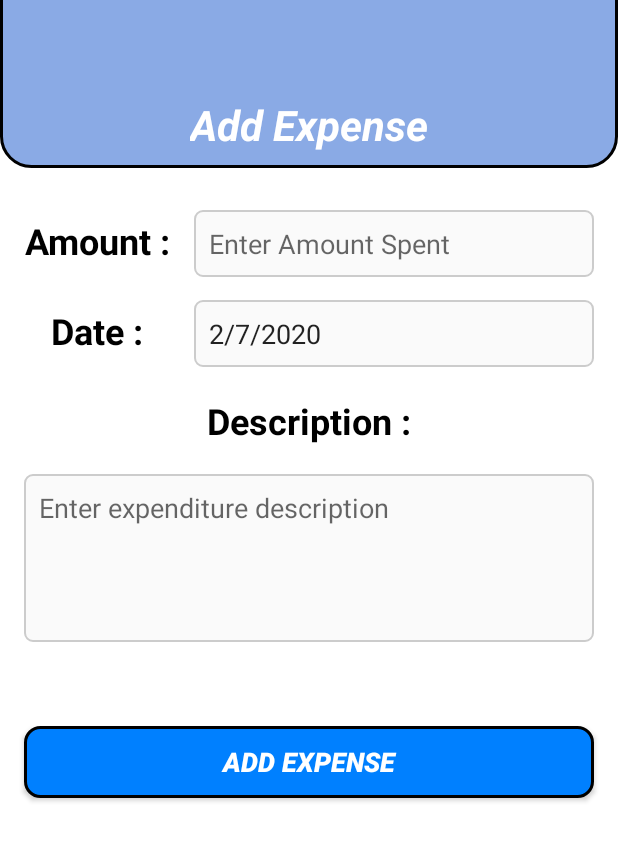
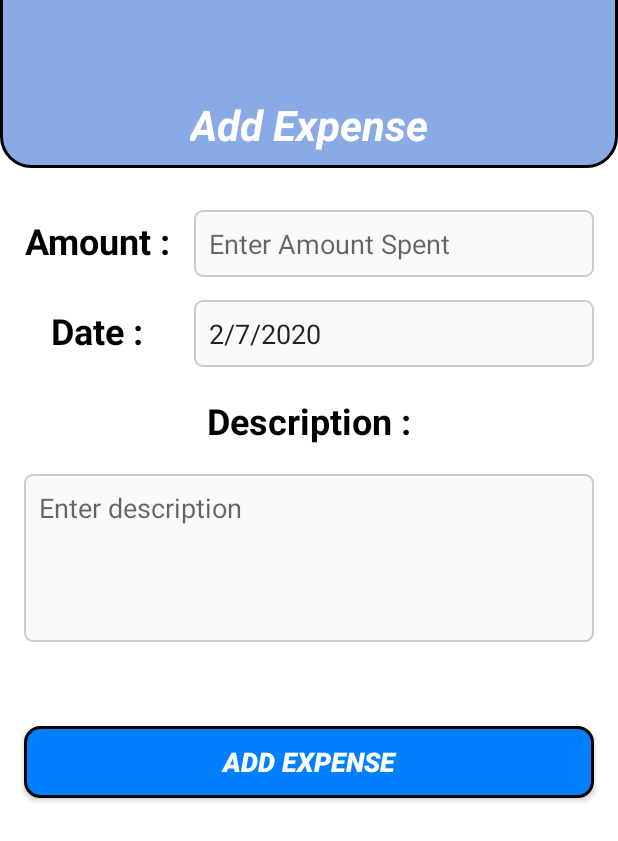
Before and after one commit to Vishwas21/ExpenseTracker, an Android app: the AddExpenseActivity screen opened directly, with no data from a screen before it, on a phone screen of 412 x 824 dp. Shown: the top 841 px of the screen. Run offline under Robolectric (Android 15) with nearby library versions, the phone set to English and light mode, and no system bars; our stand-ins replace Firebase (no records; nobody signed in at launch, a user with empty details on screens opened directly); Roboto replaces fonts that are not available here.

Commit message:
Fix
Fixes #10

```diff
--- a/app/src/main/res/values/strings.xml
+++ b/app/src/main/res/values/strings.xml
@@ -7,7 +7,7 @@
     <string name="label_date">Date :</string>
     <string name="hint_select_date">Select Date</string>
     <string name="label_description">Description :</string>
-    <string name="hint_description">Enter expenditure description</string>
+    <string name="hint_description">Enter description</string>
     <string name="button_label_save">Add Expense</string>
 
     <string name="title_activity_login">Sign in</string>
```
